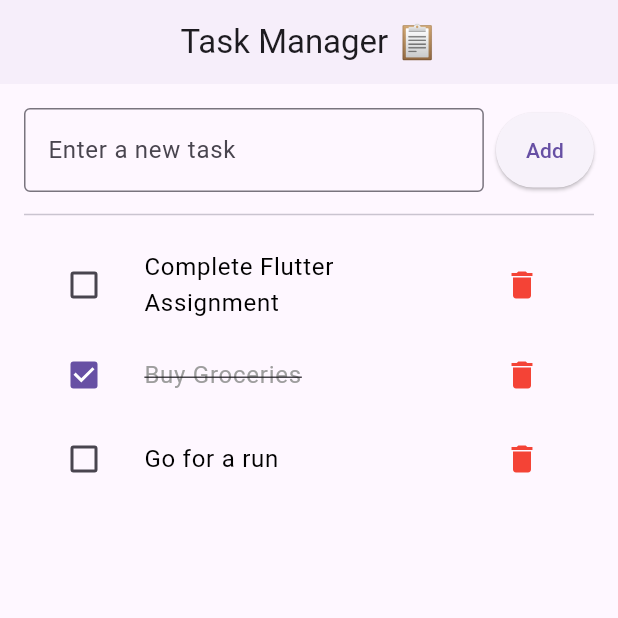
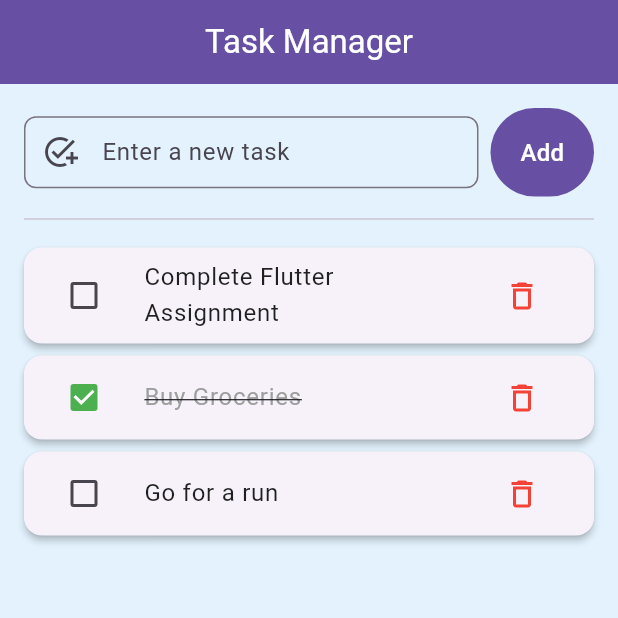
Before and after one commit to Lavanyathangaraj/mad_cw03, a Flutter app: the screen it shows after launch, after a tap on "Add", on a phone screen of 412 x 824 dp, the top half of it. Run offline on Flutter 3.47's test engine with Material 3 defaults, Android fonts, the phone set to English and light mode, and no system bars.

Commit message:
TaskListScreen

```diff
--- a/lib/main.dart
+++ b/lib/main.dart
@@ -1,11 +1,6 @@
 import 'package:flutter/material.dart';
 
-void main() {
-  runApp(const TaskManagerApp());
-}
-
-// --- Data Model ---
-
+// --- 1. Data Model ---
 // A simple class to represent a Task
 class Task {
   String name;
@@ -14,8 +9,11 @@ class Task {
   Task({required this.name, this.isCompleted = false});
 }
 
-// --- Main App Widget ---
+void main() {
+  runApp(const TaskManagerApp());
+}
 
+// --- 2. Main App Widget (Stateless) ---
 class TaskManagerApp extends StatelessWidget {
   const TaskManagerApp({super.key});
 
@@ -27,14 +25,14 @@ class TaskManagerApp extends StatelessWidget {
       theme: ThemeData(
         primarySwatch: Colors.blue,
         visualDensity: VisualDensity.adaptivePlatformDensity,
+        useMaterial3: true,
       ),
       home: const TaskListScreen(),
     );
   }
 }
 
-// --- Main Screen (StatefulWidget) ---
-
+// --- 3. Main Screen (StatefulWidget) ---
 class TaskListScreen extends StatefulWidget {
   const TaskListScreen({super.key});
 
@@ -43,7 +41,7 @@ class TaskListScreen extends StatefulWidget {
 }
 
 class _TaskListScreenState extends State<TaskListScreen> {
-  // R - Read: The core list holding our task data
+  // R - Read: The core list holding our task data (Instance variable)
   final List<Task> _tasks = [
     Task(name: "Complete Flutter Assignment"),
     Task(name: "Buy Groceries", isCompleted: true),
@@ -55,11 +53,11 @@ class _TaskListScreenState extends State<TaskListScreen> {
 
   // C - Create: Adds a new task to the list
   void _addTask() {
-    // Check if the input field is not empty
-    if (_taskController.text.isNotEmpty) {
-      // Use setState to rebuild the UI with the new task
+    final taskName = _taskController.text.trim();
+    if (taskName.isNotEmpty) {
+      // Use setState to trigger a UI rebuild with the new task
       setState(() {
-        _tasks.add(Task(name: _taskController.text));
+        _tasks.add(Task(name: taskName));
         _taskController.clear(); // Clear the input field after adding
       });
     }
@@ -67,7 +65,7 @@ class _TaskListScreenState extends State<TaskListScreen> {
 
   // U - Update: Toggles the completion status of a task
   void _toggleTaskCompletion(Task task) {
-    // Use setState to rebuild the UI with the updated task status
+    // Use setState to trigger a UI rebuild with the updated task status
     setState(() {
       task.isCompleted = !task.isCompleted;
     });
@@ -75,12 +73,13 @@ class _TaskListScreenState extends State<TaskListScreen> {
 
   // D - Delete: Removes a task from the list
   void _deleteTask(Task task) {
-    // Use setState to rebuild the UI after removing the task
+    // Use setState to trigger a UI rebuild after removing the task
     setState(() {
       _tasks.remove(task);
     });
   }
 
+  // Always dispose of controllers to free up resources
   @override
   void dispose() {
     _taskController.dispose();
@@ -90,55 +89,74 @@ class _TaskListScreenState extends State<TaskListScreen> {
   @override
   Widget build(BuildContext context) {
     return Scaffold(
+      // Set the background color to a very mild blue
+      backgroundColor: Colors.blue.shade50,
+
       appBar: AppBar(
-        title: const Text('Task Manager 📋'),
+        title: const Text('Task Manager'),
         centerTitle: true,
-        elevation: 1,
+        elevation: 2,
+        backgroundColor: Theme.of(context).primaryColor,
+        foregroundColor: Colors.white,
       ),
       body: Padding(
         padding: const EdgeInsets.all(16.0),
         child: Column(
           children: <Widget>[
-            // --- Task Input Field and Add Button ---
+            // --- Task Input Field and Add Button (Create) ---
             Row(
               children: <Widget>[
                 Expanded(
                   child: TextField(
                     controller: _taskController,
-                    decoration: const InputDecoration(
-                      labelText: 'Enter a new task',
-                      border: OutlineInputBorder(),
+                    decoration: InputDecoration(
+                      hintText: 'Enter a new task',
+                      border: const OutlineInputBorder(
+                        borderRadius: BorderRadius.all(Radius.circular(8)),
+                      ),
+                      prefixIcon: const Icon(Icons.add_task),
+                      contentPadding: const EdgeInsets.symmetric(vertical: 10, horizontal: 10),
                     ),
                     onSubmitted: (_) => _addTask(), // Allows adding with 'Enter' key
                   ),
                 ),
                 const SizedBox(width: 8),
-                ElevatedButton(
+                FilledButton(
                   onPressed: _addTask,
-                  style: ElevatedButton.styleFrom(
-                    padding: const EdgeInsets.symmetric(horizontal: 20, vertical: 15),
+                  style: FilledButton.styleFrom(
+                    padding: const EdgeInsets.symmetric(horizontal: 20, vertical: 18),
+                    minimumSize: const Size(60, 50)
                   ),
-                  child: const Text('Add'),
+                  child: const Text('Add', style: TextStyle(fontSize: 16)),
                 ),
               ],
             ),
             const Divider(height: 30),
 
-            // --- Task List View ---
-            // The Expanded widget ensures the ListView takes the remaining space
+            // --- Task List View (Read) ---
             Expanded(
-              child: ListView.builder(
+              child: _tasks.isEmpty
+                  ? const Center(
+                      child: Text(
+                        'No tasks yet! Add one above. 🎉',
+                        style: TextStyle(fontSize: 18, color: Colors.grey),
+                      ),
+                    )
+                  : ListView.builder(
                       itemCount: _tasks.length,
                       itemBuilder: (context, index) {
                         final task = _tasks[index];
-                  // Each task is represented by a ListTile
-                  return ListTile(
+                        return Card(
+                          elevation: 2,
+                          margin: const EdgeInsets.symmetric(vertical: 4),
+                          child: ListTile(
                             // Checkbox for completion (Update)
                             leading: Checkbox(
                               value: task.isCompleted,
                               onChanged: (bool? newValue) {
                                 _toggleTaskCompletion(task);
                               },
+                              activeColor: Colors.green,
                             ),
                             // Task Name (Read)
                             title: Text(
@@ -148,13 +166,17 @@ class _TaskListScreenState extends State<TaskListScreen> {
                                 decoration: task.isCompleted
                                     ? TextDecoration.lineThrough
                                     : TextDecoration.none,
-                        color: task.isCompleted ? Colors.grey : Colors.black,
+                                color: task.isCompleted ? Colors.grey : Colors.black87,
+                                fontSize: 16,
                               ),
                             ),
                             // Delete Button (Delete)
                             trailing: IconButton(
-                      icon: const Icon(Icons.delete, color: Colors.red),
+                              icon: const Icon(Icons.delete_outline, color: Colors.red),
                               onPressed: () => _deleteTask(task),
+                              tooltip: 'Delete Task',
+                            ),
+                            onTap: () => _toggleTaskCompletion(task), // Tap the tile to toggle
                           ),
                         );
                       },
```
Lines whose indentation alone changed are shown as unchanged.
